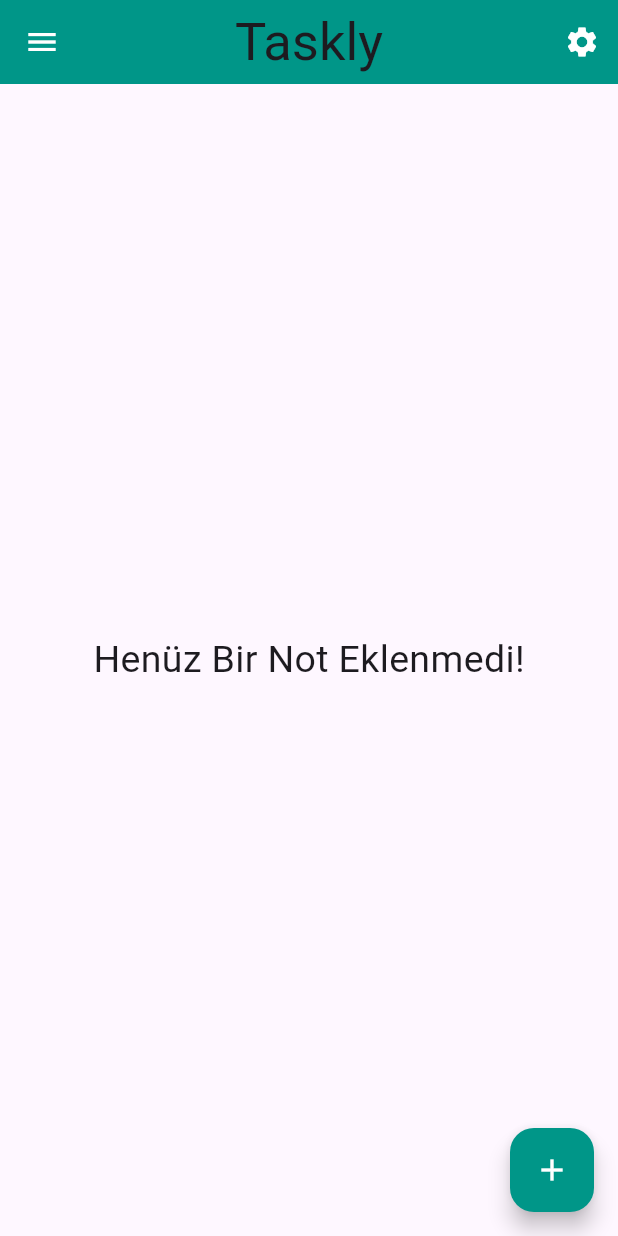
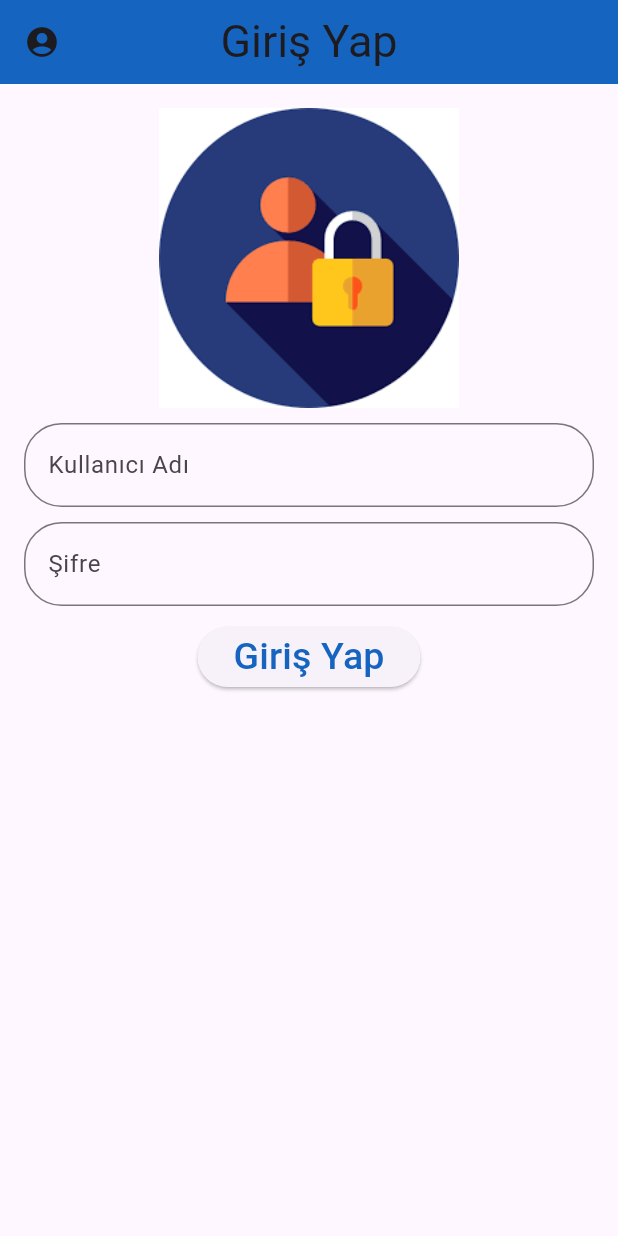
Before and after one commit to burhankaryagdi/Taskly, a Flutter app: the screen it shows after launch, on a phone screen of 412 x 824 dp. Run offline on Flutter 3.47's test engine with Material 3 defaults, Android fonts, the phone set to English and light mode, and no system bars.

Commit message:
Giriş Ekranı Eklendi.
Kullanıcının uygulamaya erişimi için giriş yapması gerekiyor.

```diff
--- a/lib/ana_sayfa.dart
+++ b/lib/ana_sayfa.dart
@@ -256,7 +256,7 @@ class _AnaSayfaState extends State<AnaSayfa> {
                   ),
                   TextField(
                     controller: anahtarController,
-                    decoration: InputDecoration(labelText: 'Anahtar Kelime'),
+                    decoration: InputDecoration(labelText: 'İçerik Konusu'),
                   ),
                 ],
               ),
--- /dev/null
+++ b/lib/giris_yap_sayfa.dart
@@ -0,0 +1,70 @@
+import 'package:flutter/material.dart';
+import 'package:taskly/ana_sayfa.dart';
+
+class GirisYap extends StatelessWidget {
+  const GirisYap({super.key});
+
+  @override
+  Widget build(BuildContext context) {
+    return Scaffold(
+      appBar: AppBar(
+        title: Text(
+          "Giriş Yap",
+          style: TextStyle(fontSize: 30),
+        ),
+        leading: Icon(Icons.account_circle),
+        centerTitle: true,
+        backgroundColor: Colors.blue[800],
+      ),
+      body: SingleChildScrollView(
+        child: Padding(
+          padding: const EdgeInsets.all(16.0),
+          child: Column(
+            mainAxisAlignment: MainAxisAlignment.center,
+            children: [
+              Image.asset(
+                "assets/login_icon2.png",
+                width: 250,
+                height: 200,
+              ),
+              SizedBox(
+                height: 10,
+              ),
+              TextField(
+                decoration: InputDecoration(
+                    labelText: "Kullanıcı Adı",
+                    border: OutlineInputBorder(
+                        borderRadius: BorderRadius.circular(25))),
+              ),
+              SizedBox(
+                height: 10,
+              ),
+              TextField(
+                obscureText: true,
+                decoration: InputDecoration(
+                    labelText: "Şifre",
+                    border: OutlineInputBorder(
+                        borderRadius: BorderRadius.circular(25))),
+              ),
+              SizedBox(
+                height: 10,
+              ),
+              ElevatedButton(
+                child: Text(
+                  "Giriş Yap",
+                  style: TextStyle(fontSize: 25, color: Colors.blue[800]),
+                ),
+                onPressed: () {
+                  Navigator.push(
+                    context,
+                    MaterialPageRoute(builder: (context) => AnaSayfa()),
+                  );
+                },
+              )
+            ],
+          ),
+        ),
+      ),
+    );
+  }
+}
--- a/lib/main.dart
+++ b/lib/main.dart
@@ -1,5 +1,6 @@
 import 'package:flutter/material.dart';
 import 'package:taskly/ana_sayfa.dart';
+import 'package:taskly/giris_yap_sayfa.dart';
 
 void main() {
   runApp(MyApp());
@@ -11,7 +12,7 @@ class MyApp extends StatelessWidget {
   @override
   Widget build(BuildContext context) {
     return MaterialApp(
-      home: AnaSayfa(),
+      home: GirisYap(),
       debugShowCheckedModeBanner: false,
     );
   }
--- a/lib/model/not_model.dart
+++ b/lib/model/not_model.dart
@@ -4,5 +4,5 @@ class SaydamPencereKontrol {
   String anahtar;
   dynamic tarih;
 
-  SaydamPencereKontrol(this.baslik, this.aciklama,this.anahtar,this.tarih);
+  SaydamPencereKontrol(this.baslik, this.aciklama, this.anahtar, this.tarih);
 }
--- a/pubspec.yaml
+++ b/pubspec.yaml
@@ -61,9 +61,9 @@ flutter:
   uses-material-design: true
 
   # To add assets to your application, add an assets section, like this:
-  # assets:
-  #   - images/a_dot_burr.jpeg
-  #   - images/a_dot_ham.jpeg
+  assets:
+    - assets/login_icon2.png
+
 
   # An image asset can refer to one or more resolution-specific "variants", see
   # https://flutter.dev/assets-and-images/#resolution-aware
```
Also changed, not shown: assets/login_icon2.png (added).
